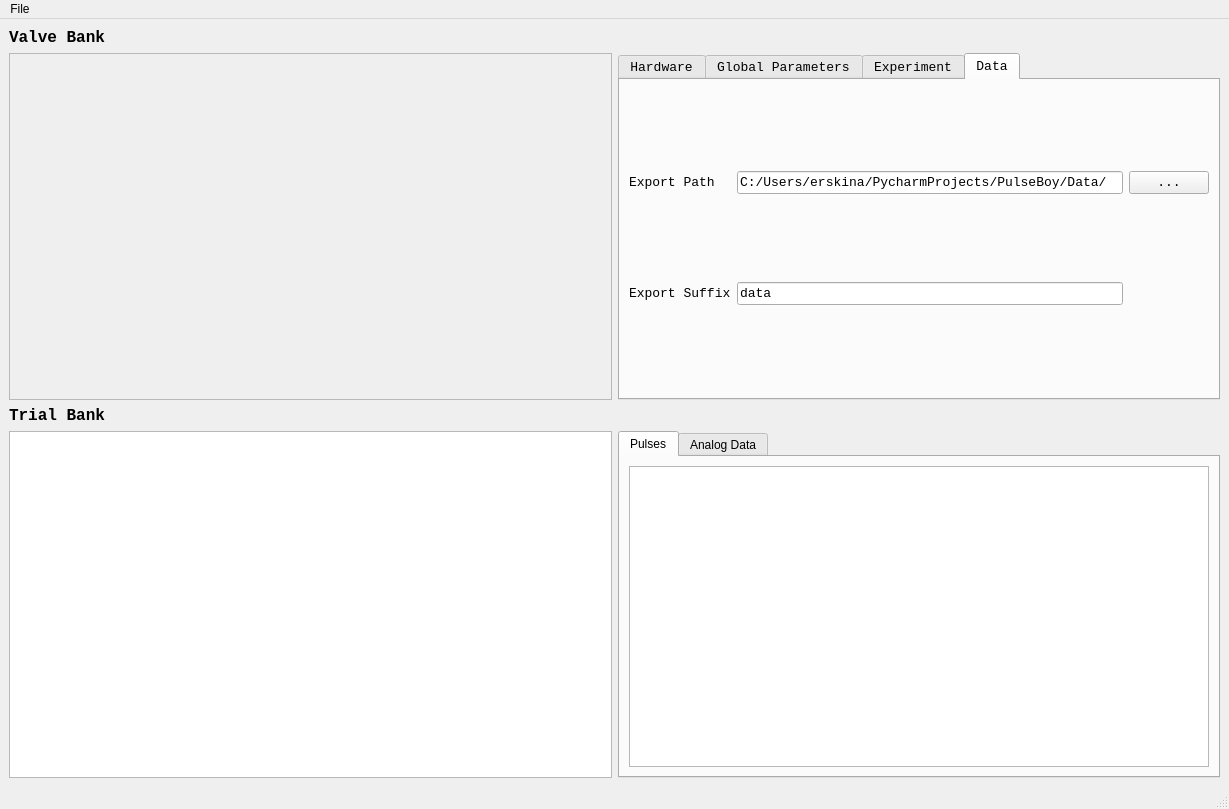
Above: UI/PulseBoyUI_v2.ui from tobiasackels/PulseBoy before the change. Below: the same form after it.
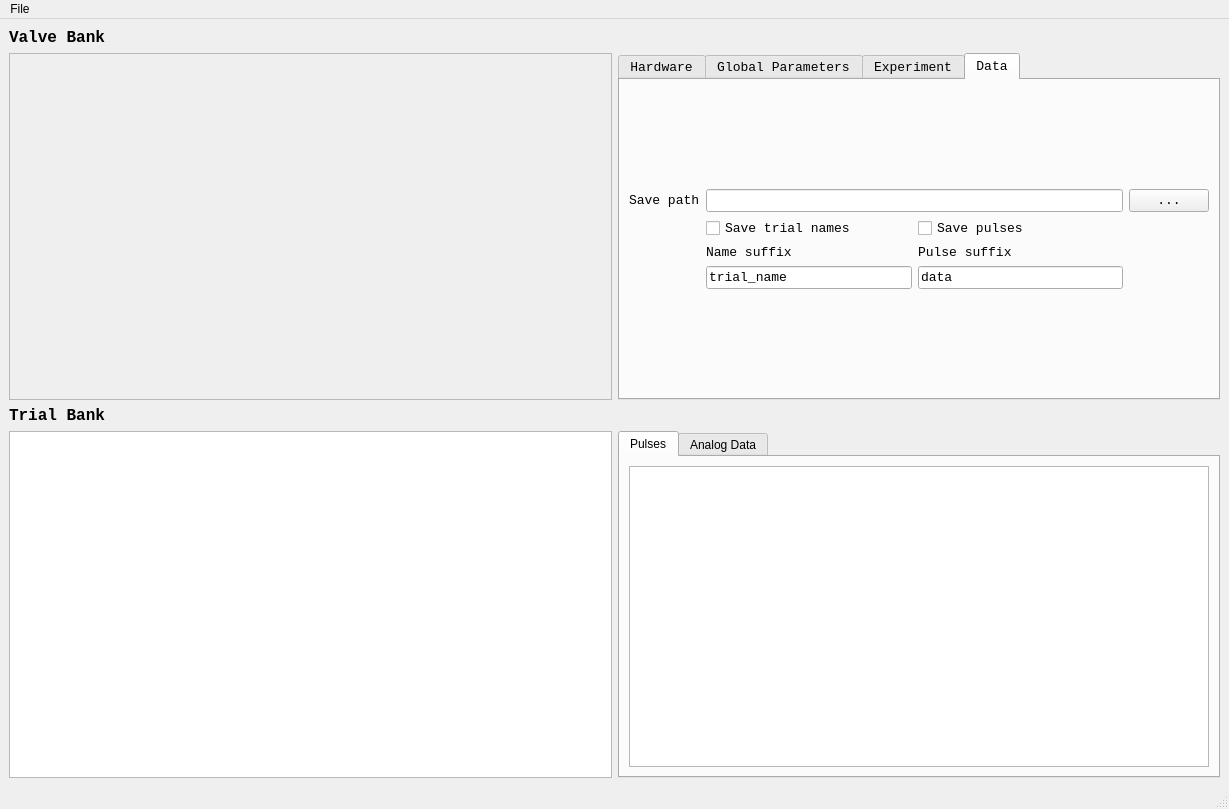
That is the form after the change. The open tabs and pages were chosen to show the change. Custom widgets are drawn as their Qt base class.

Diff of the .ui file:
```diff
--- a/UI/PulseBoyUI_v2.ui
+++ b/UI/PulseBoyUI_v2.ui
@@ -492,41 +492,113 @@
         <string>Data</string>
        </attribute>
        <layout class="QGridLayout" name="gridLayout_7">
-        <item row="1" column="0">
-         <widget class="QLabel" name="label_13">
-          <property name="text">
-           <string>Export Suffix</string>
+        <item row="9" column="1">
+         <spacer name="verticalSpacer_5">
+          <property name="orientation">
+           <enum>Qt::Vertical</enum>
           </property>
-         </widget>
-        </item>
-        <item row="0" column="0">
-         <widget class="QLabel" name="label_12">
-          <property name="text">
-           <string>Export Path</string>
+          <property name="sizeHint" stdset="0">
+           <size>
+            <width>20</width>
+            <height>40</height>
+           </size>
           </property>
-         </widget>
+         </spacer>
         </item>
-        <item row="0" column="1">
-         <widget class="QLineEdit" name="exportPathEdit">
-          <property name="text">
-           <string>C:/Users/erskina/PycharmProjects/PulseBoy/Data/</string>
+        <item row="5" column="1">
+         <layout class="QHBoxLayout" name="horizontalLayout_4">
+          <property name="spacing">
+           <number>6</number>
           </property>
-         </widget>
-        </item>
-        <item row="1" column="1">
-         <widget class="QLineEdit" name="exportSuffixEdit">
-          <property name="text">
-           <string>data</string>
+          <property name="sizeConstraint">
+           <enum>QLayout::SetDefaultConstraint</enum>
           </property>
-         </widget>
+          <item>
+           <widget class="QCheckBox" name="trialNameCheckBox">
+            <property name="text">
+             <string>Save trial names</string>
+            </property>
+           </widget>
+          </item>
+          <item>
+           <widget class="QCheckBox" name="pulseCheckBox">
+            <property name="text">
+             <string>Save pulses</string>
+            </property>
+           </widget>
+          </item>
+         </layout>
         </item>
-        <item row="0" column="2">
+        <item row="3" column="2">
          <widget class="QPushButton" name="exportPathDirButton">
           <property name="text">
            <string>...</string>
           </property>
          </widget>
         </item>
+        <item row="3" column="1">
+         <widget class="QLineEdit" name="exportPathEdit">
+          <property name="text">
+           <string/>
+          </property>
+         </widget>
+        </item>
+        <item row="3" column="0">
+         <widget class="QLabel" name="label_12">
+          <property name="text">
+           <string>Save path</string>
+          </property>
+         </widget>
+        </item>
+        <item row="7" column="1">
+         <layout class="QHBoxLayout" name="horizontalLayout_5">
+          <item>
+           <widget class="QLabel" name="label_14">
+            <property name="text">
+             <string>Name suffix</string>
+            </property>
+           </widget>
+          </item>
+          <item>
+           <widget class="QLabel" name="label_13">
+            <property name="text">
+             <string>Pulse suffix</string>
+            </property>
+           </widget>
+          </item>
+         </layout>
+        </item>
+        <item row="8" column="1">
+         <layout class="QHBoxLayout" name="horizontalLayout_6">
+          <item>
+           <widget class="QLineEdit" name="trialNameSuffixEdit">
+            <property name="text">
+             <string>trial_name</string>
+            </property>
+           </widget>
+          </item>
+          <item>
+           <widget class="QLineEdit" name="pulseSuffixEdit">
+            <property name="text">
+             <string>data</string>
+            </property>
+           </widget>
+          </item>
+         </layout>
+        </item>
+        <item row="2" column="1">
+         <spacer name="verticalSpacer_6">
+          <property name="orientation">
+           <enum>Qt::Vertical</enum>
+          </property>
+          <property name="sizeHint" stdset="0">
+           <size>
+            <width>20</width>
+            <height>40</height>
+           </size>
+          </property>
+         </spacer>
+        </item>
        </layout>
       </widget>
      </widget>
```
Left out of the diff: 381 changed lines with no effect on the pictures.
